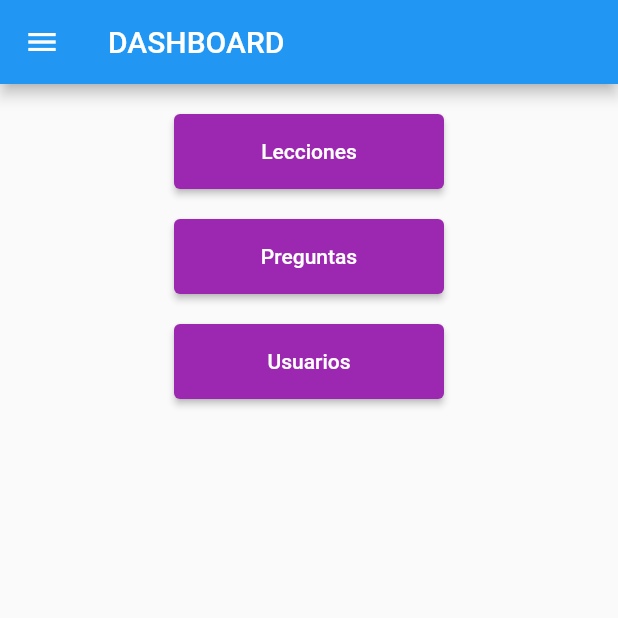
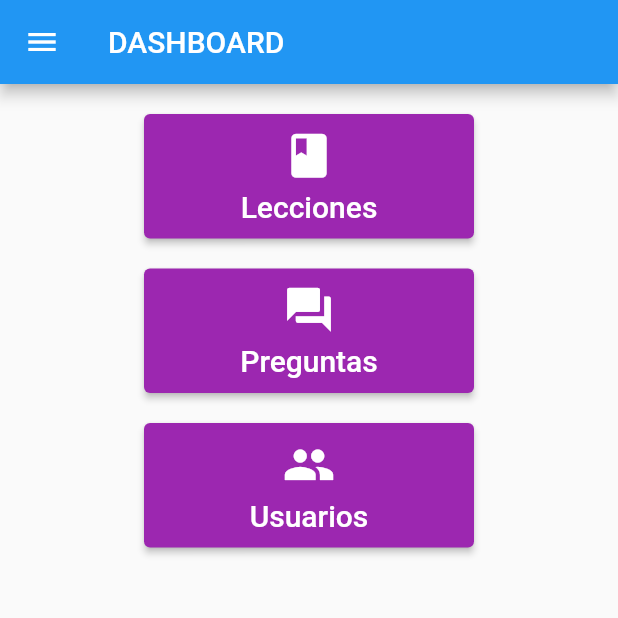
Before and after one commit to SergioHrvas/MeloudyAppTFG, a Flutter app: the PantallaDashboard screen opened by its route, on a phone screen of 412 x 824 dp, the top half of it. Run offline on Flutter 3.47's test engine with Material 2 defaults, Android fonts, the phone set to English and light mode, and no system bars; our stand-ins replace percent_indicator, shared_preferences; missing offline and left inert: flutter_fft, record; accounts and stored records are empty; network calls fail.

Commit message:
Lista de preguntas hecha

```diff
--- a/meloudy_app/lib/providers/preguntas.dart
+++ b/meloudy_app/lib/providers/preguntas.dart
@@ -113,9 +113,6 @@ class Preguntas with ChangeNotifier {
 
 
   int get indiceValor {
-    // if (_showFavoritesOnly) {
-    //   return _items.where((prodItem) => prodItem.isFavorite).toList();
-    // }
     return indice;
   }
 
--- a/meloudy_app/lib/screen/TestAcabadoPantalla.dart
+++ b/meloudy_app/lib/screen/TestAcabadoPantalla.dart
@@ -27,7 +27,6 @@ class _TestAcabadoPantallaState extends State{
 
     idTest = Provider.of<Preguntas>(context, listen:false).testId;
     Provider.of<Preguntas>(context, listen:false).calcularAciertos();
-    print(Provider.of<Preguntas>(context, listen: false).getAciertos());
 
     super.didChangeDependencies();
   }
@@ -38,7 +37,6 @@ class _TestAcabadoPantallaState extends State{
     final leccionId =
     ModalRoute.of(context).settings.arguments as String; // is the id!
 
-    print("l" + leccionId.toString());
     final leccion = Provider.of<Lecciones>(
       context,
       listen: false,
--- a/meloudy_app/lib/screen/pantalla_dashboard.dart
+++ b/meloudy_app/lib/screen/pantalla_dashboard.dart
@@ -1,39 +1,104 @@
-
-
 import 'package:flutter/material.dart';
 import 'package:meloudy_app/screen/lecciones_pantalla_profesor.dart';
 import 'package:meloudy_app/widget/drawer_app.dart';
+import 'package:provider/provider.dart';
 
-class PantallaDashboard extends StatelessWidget{
+import '../providers/preguntas_profesor.dart';
+
+class PantallaDashboard extends StatelessWidget {
   static const routeName = '/dashboard';
   @override
-  Widget build(BuildContext context){
+  Widget build(BuildContext context) {
     return Scaffold(
-      appBar: AppBar(title: Text("DASHBOARD"),),
+        appBar: AppBar(
+          title: Text("DASHBOARD"),
+        ),
         drawer: DrawerApp(),
         body: Container(
             padding: EdgeInsets.only(top: 20),
-          alignment: Alignment.center, child: Column(
+            alignment: Alignment.center,
+            child: Column(
               crossAxisAlignment: CrossAxisAlignment.center,
               children: [
-
                 Container(
                   margin: EdgeInsets.only(bottom: 20),
-            child: ElevatedButton(style: ElevatedButton.styleFrom(minimumSize: Size(180, 50), primary: Colors.purple),onPressed: (){
+                  child: ElevatedButton(
+                      style: ElevatedButton.styleFrom(
+                        minimumSize: Size(220, 50),
+                        primary: Colors.purple,
+                        padding: EdgeInsets.only(bottom: 10, top: 10),
+                      ),
+                      onPressed: () {
                         Navigator.of(context).pushNamed(
                           LeccionesPantallaProfesor.routeName,
                         );
-
-            }, child: Text("Lecciones")),
+                      },
+                      child: Column(
+                        children: [
+                          Container(
+                            child: Icon(
+                              Icons.book,
+                              size: 35,
                             ),
-          Container(            margin: EdgeInsets.only(bottom: 20),
-              child: ElevatedButton(style: ElevatedButton.styleFrom(minimumSize: Size(180, 50), primary: Colors.purple), onPressed: (){}, child: Text("Preguntas"))),
-          Container(            margin: EdgeInsets.only(bottom: 20),
-              child: ElevatedButton(style: ElevatedButton.styleFrom(minimumSize: Size(180, 50), primary: Colors.purple), onPressed: (){}, child: Text("Usuarios"))),
-
+                            margin: EdgeInsets.only(bottom: 5),
+                          ),
+                          Text(
+                            "Lecciones",
+                            style: TextStyle(fontSize: 20),
+                          ),
                         ],
-      ))
-
-    );
+                      )),
+                ),
+                Container(
+                    margin: EdgeInsets.only(bottom: 20),
+                    child: ElevatedButton(
+                        style: ElevatedButton.styleFrom(
+                          minimumSize: Size(220, 50),
+                          primary: Colors.purple,
+                          padding: EdgeInsets.only(bottom: 10, top: 10),
+                        ),
+                        onPressed: () {
+                          Provider.of<PreguntasProfesor>(context, listen: false)
+                              .fetchAndSetPreguntas()
+                              .then((_) {
+                            Navigator.pushReplacementNamed(
+                                context, '/listapreguntas');
+                          });
+                        },
+                        child: Column(
+                          children: [
+                            Container(
+                              child: Icon(
+                                Icons.question_answer,
+                                size: 35,
+                              ),
+                              margin: EdgeInsets.only(bottom: 5),
+                            ),
+                            Text("Preguntas", style: TextStyle(fontSize: 20)),
+                          ],
+                        ))),
+                Container(
+                    margin: EdgeInsets.only(bottom: 20),
+                    child: ElevatedButton(
+                        style: ElevatedButton.styleFrom(
+                          minimumSize: Size(220, 50),
+                          primary: Colors.purple,
+                          padding: EdgeInsets.only(bottom: 10, top: 10),
+                        ),
+                        onPressed: () {},
+                        child: Column(
+                          children: [
+                            Container(
+                              child: Icon(
+                                Icons.people,
+                                size: 35,
+                              ),
+                              margin: EdgeInsets.only(bottom: 5),
+                            ),
+                            Text("Usuarios", style: TextStyle(fontSize: 20)),
+                          ],
+                        ))),
+              ],
+            )));
   }
 }
--- a/meloudy_app/lib/widget/lecciones_lista_profesor.dart
+++ b/meloudy_app/lib/widget/lecciones_lista_profesor.dart
@@ -53,6 +53,7 @@ class _LeccionesListaProfesorState extends State<LeccionesListaProfesor> {
             lecciones[i].nombre,
             lecciones[i].contenido,
             lecciones[i].imagenprincipal,
+            i+1
             // products[i].imageUrl,
           ),
         ),
```
Also changed, not shown: meloudy_app/lib/main.dart (+9 -1 lines), meloudy_app/lib/providers/lecciones.dart (+24 -0 lines), meloudy_app/lib/providers/preguntas_profesor.dart (added, +123 -0 lines), meloudy_app/lib/screen/leccion_pantalla.dart (+10 -1 lines), meloudy_app/lib/screen/lecciones_pantalla.dart (+23 -2 lines), meloudy_app/lib/screen/pantalla_crear_pregunta_profesor.dart (added, +44 -0 lines), meloudy_app/lib/screen/pantalla_preguntas_profesor.dart (added, +109 -0 lines), meloudy_app/lib/widget/leccion_item.dart (+10 -1 lines), meloudy_app/lib/widget/leccion_item_profesor.dart (+35 -17 lines), 2 other files. Lines whose indentation alone changed are shown as unchanged.
